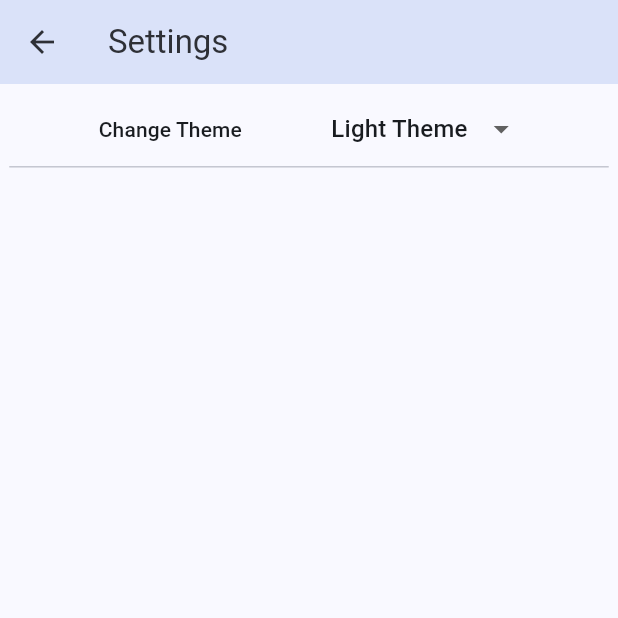
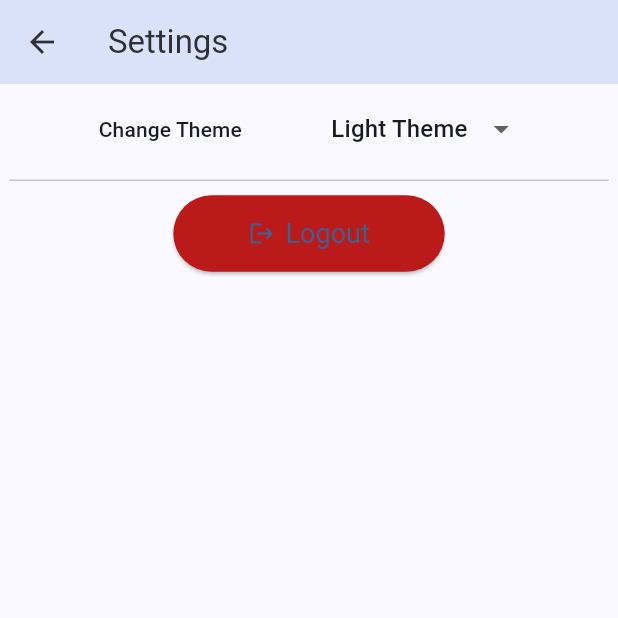
Before and after one commit to hrTomal/business_tracker_pro, a Flutter app: the SettingsPage screen opened by its route, on a phone screen of 412 x 824 dp, the top half of it. Run offline on Flutter 3.47's test engine with Material 3 defaults, Android fonts, the phone set to English and light mode, and no system bars; our stand-ins replace dropdown_search, equatable, flutter_bloc, flutter_native_splash, flutter_secure_storage, flutter_svg and 3 more; accounts and stored records are empty; network calls fail.

Commit message:
login fully ok

```diff
--- a/lib/features/auth/domain/repositories/AuthenticationRepository.dart
+++ b/lib/features/auth/domain/repositories/AuthenticationRepository.dart
@@ -1,4 +1,8 @@
 abstract class AuthenticationRepository {
   Future<void> registerUser(String email, String password, String firstName,
       String lastName, String userName);
+
+  Future<void> loginUser(String userIdentifier, String password);
+
+  Future<void> logOutUser();
 }
--- a/lib/features/auth/presentation/blocs/login/auth_bloc.dart
+++ b/lib/features/auth/presentation/blocs/login/auth_bloc.dart
@@ -0,0 +1,36 @@
+import 'package:business_tracker/features/auth/domain/repositories/AuthenticationRepository.dart';
+import 'package:business_tracker/features/auth/presentation/blocs/login/auth_event.dart';
+import 'package:business_tracker/features/auth/presentation/blocs/login/auth_state.dart';
+import 'package:flutter_bloc/flutter_bloc.dart';
+import 'package:get_it/get_it.dart';
+
+class AuthBloc extends Bloc<AuthEvent, AuthState> {
+  final AuthenticationRepository repository =
+      GetIt.I<AuthenticationRepository>();
+
+  AuthBloc() : super(AuthInitial()) {
+    on<AuthSubmitted>((event, emit) async {
+      emit(AuthLoading());
+
+      try {
+        await repository.loginUser(event.userIdentifier, event.password);
+
+        emit(AuthSuccess());
+      } catch (e) {
+        emit(AuthFailure(error: e.toString()));
+      }
+    });
+
+    // Handle logout request
+    on<LogoutRequested>((event, emit) async {
+      emit(AuthLoading()); // Show loading state during logout
+
+      try {
+        await repository.logOutUser();
+        emit(AuthLoggedOut());
+      } catch (e) {
+        emit(AuthFailure(error: e.toString()));
+      }
+    });
+  }
+}
--- a/lib/features/auth/presentation/blocs/login/auth_event.dart
+++ b/lib/features/auth/presentation/blocs/login/auth_event.dart
@@ -0,0 +1,28 @@
+import 'package:equatable/equatable.dart';
+
+abstract class AuthEvent extends Equatable {
+  const AuthEvent();
+
+  @override
+  List<Object?> get props => [];
+}
+
+class AuthSubmitted extends AuthEvent {
+  final String userIdentifier;
+  final String password;
+
+  const AuthSubmitted({
+    required this.userIdentifier,
+    required this.password,
+  });
+
+  @override
+  List<Object?> get props => [userIdentifier, password];
+}
+
+class LogoutRequested extends AuthEvent {
+  const LogoutRequested();
+
+  @override
+  List<Object?> get props => [];
+}
--- a/lib/features/auth/presentation/blocs/login/auth_state.dart
+++ b/lib/features/auth/presentation/blocs/login/auth_state.dart
@@ -0,0 +1,25 @@
+import 'package:equatable/equatable.dart';
+
+abstract class AuthState extends Equatable {
+  const AuthState();
+
+  @override
+  List<Object?> get props => [];
+}
+
+class AuthInitial extends AuthState {}
+
+class AuthLoading extends AuthState {}
+
+class AuthSuccess extends AuthState {}
+
+class AuthFailure extends AuthState {
+  final String error;
+
+  const AuthFailure({required this.error});
+
+  @override
+  List<Object?> get props => [error];
+}
+
+class AuthLoggedOut extends AuthState {}
--- a/lib/features/settings/presentation/pages/settings_page.dart
+++ b/lib/features/settings/presentation/pages/settings_page.dart
@@ -5,12 +5,15 @@ import 'package:business_tracker/config/theme/blue_theme.dart';
 import 'package:business_tracker/config/theme/dark_theme.dart';
 import 'package:business_tracker/config/theme/pink_theme.dart';
 import 'package:business_tracker/config/theme/purple_theme.dart';
+import 'package:business_tracker/features/auth/presentation/pages/auth_page.dart';
 import 'package:business_tracker/features/common/presentation/widgets/CustomAppBar/custom_app_bar.dart';
 import 'package:flutter/material.dart';
 import 'package:flutter_bloc/flutter_bloc.dart';
 
 import '../../../../config/theme/light_theme.dart';
 import '../../../../config/theme/bloc/theme_state.dart';
+import '../../../auth/presentation/blocs/login/auth_bloc.dart';
+import '../../../auth/presentation/blocs/login/auth_event.dart';
 
 class SettingsPage extends StatefulWidget {
   static const String routeName = 'settings_page';
@@ -39,17 +42,18 @@ class _SettingsPageState extends State<SettingsPage> {
       body: Padding(
         padding: dimensions.pagePaddingGlobal,
         child: Column(
+          crossAxisAlignment: CrossAxisAlignment.center,
           children: [
             _themeWidet(context),
-            const Divider(
-              height: 2,
-            )
+            const Divider(height: 20),
+            _logoutButton(context),
           ],
         ),
       ),
     );
   }
 
+  // Theme selection widget
   Row _themeWidet(BuildContext context) {
     return Row(
       mainAxisAlignment: MainAxisAlignment.spaceEvenly,
@@ -90,4 +94,26 @@ class _SettingsPageState extends State<SettingsPage> {
       ],
     );
   }
+
+  // Logout button
+  Widget _logoutButton(BuildContext context) {
+    return ElevatedButton.icon(
+      onPressed: () {
+        // Trigger the logout event
+        context.read<AuthBloc>().add(LogoutRequested());
+
+        // Optionally navigate to the login page or any other page after logout
+        Navigator.of(context).pushReplacementNamed(
+          AuthenticationPage.routeName,
+        );
+      },
+      icon: const Icon(Icons.logout),
+      label: const Text('Logout'),
+      style: ElevatedButton.styleFrom(
+        backgroundColor: Theme.of(context).colorScheme.error,
+        padding: const EdgeInsets.symmetric(horizontal: 50, vertical: 15),
+        textStyle: const TextStyle(fontSize: 18),
+      ),
+    );
+  }
 }
```
Also changed, not shown: lib/features/auth/data/datasources/AuthenticationRemoteDataSource.dart (+28 -0 lines), lib/features/auth/data/models/auth_response.dart (added, +18 -0 lines), lib/features/auth/domain/repositories/AuthenticationRepositoryImpl.dart (+12 -0 lines), lib/features/auth/presentation/pages/auth_page.dart (+46 -15 lines), lib/main.dart (+9 -6 lines).
